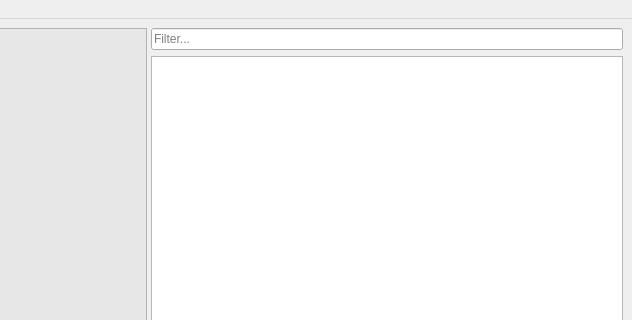
Qt form designer/main.ui (sobjornstad/rabbitmark) before a commit; both pictures show x 268 to 900 and y 0 to 320 of the 900 by 670 pixel window.
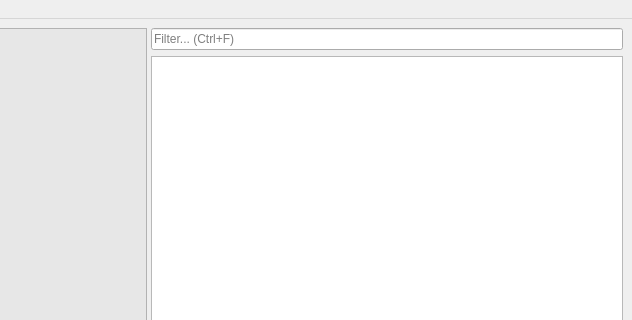
The same form after that commit.

Commit message: tweak keyboard shortcuts

Patch:
```diff
--- a/designer/main.ui
+++ b/designer/main.ui
@@ -158,7 +158,7 @@
              </sizepolicy>
             </property>
             <property name="placeholderText">
-             <string>Filter...</string>
+             <string>Filter... (Ctrl+F)</string>
             </property>
            </widget>
           </item>
```
Left out of the diff: 43 changed lines with no effect on the pictures. The commit also changes 2 other files.
